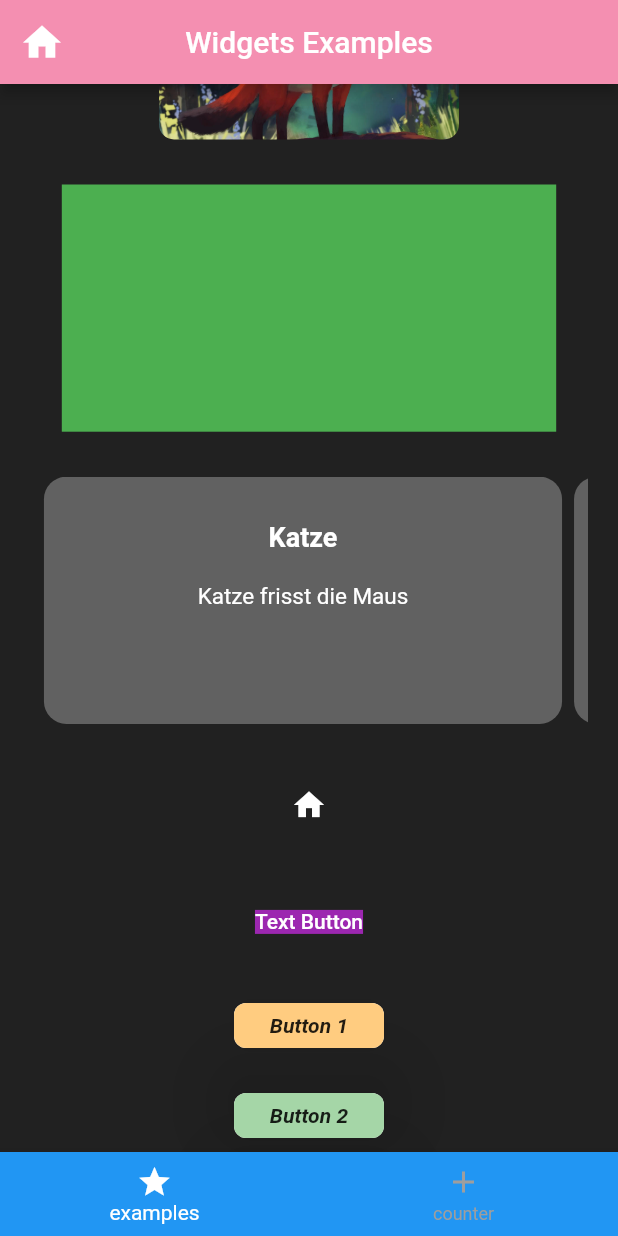
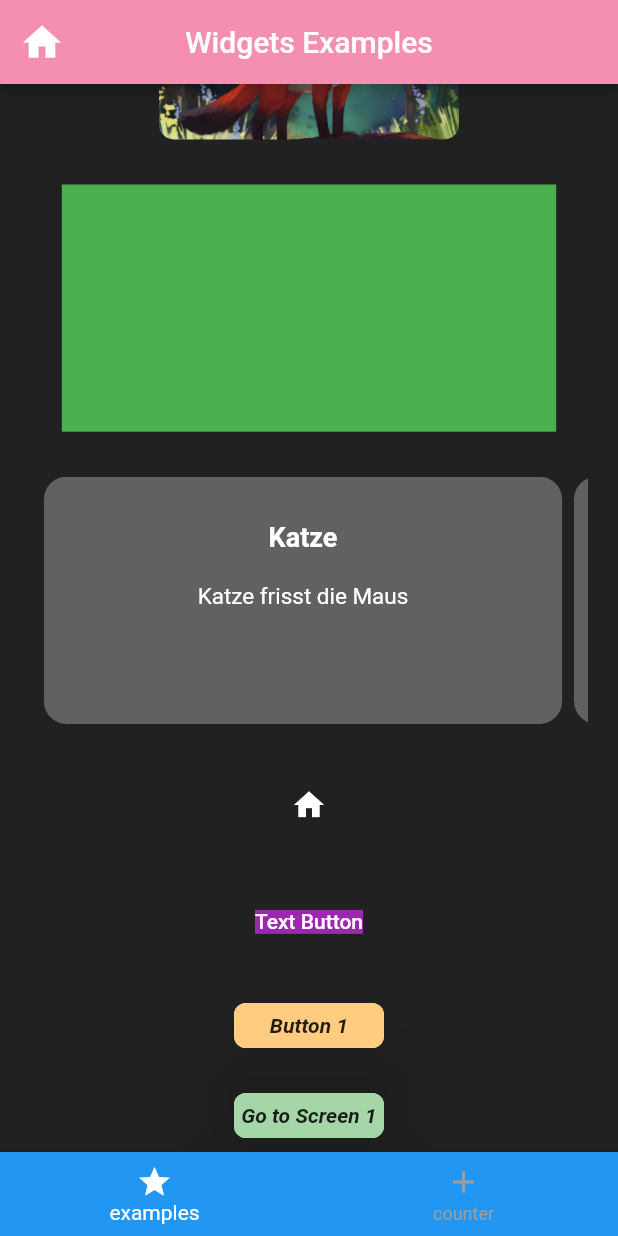
Before and after one commit to Igneele91/Dart-Flutter-Udmi2022, a Flutter app: the screen it shows after launch, scrolled down 653 dp, on a phone screen of 412 x 824 dp. Run offline on Flutter 3.47's test engine with Material 2 defaults, Android fonts, the phone set to English and light mode, and no system bars.

Commit message:
vid 43 counter app an nagation button pop

```diff
--- a/flutter_grundlagen/lib/main.dart
+++ b/flutter_grundlagen/lib/main.dart
@@ -1,5 +1,7 @@
 import 'package:flutter/material.dart';
 import 'package:flutter_grundlagen/presentation/counter_app/widgets/counter_app_page.dart';
+import 'package:flutter_grundlagen/presentation/navigation_example_screens/screen1.dart';
+import 'package:flutter_grundlagen/presentation/navigation_example_screens/screen2.dart';
 import 'package:flutter_grundlagen/presentation/widgets_examples/widgets_examples_page.dart';
 import 'package:flutter_grundlagen/root.dart';
 
@@ -12,8 +14,14 @@ class MyApp extends StatelessWidget {
 
   @override
   Widget build(BuildContext context) {
-    return const MaterialApp(
+    return  MaterialApp(
         debugShowCheckedModeBanner: false,
+        routes: <String, WidgetBuilder> {
+          "/root" : (BuildContext countext) => RootWidget(),
+          "/screen1" : (BuildContext countext) => Screen1(),
+          "/screen2" : (BuildContext countext) => Screen2(),
+
+        },
         home: RootWidget()
     );
   }
--- a/flutter_grundlagen/lib/presentation/counter_app/widgets/counter_app_page.dart
+++ b/flutter_grundlagen/lib/presentation/counter_app/widgets/counter_app_page.dart
@@ -61,11 +61,13 @@ class _CounterAppPageState extends State<CounterAppPage> {
           mainAxisAlignment: MainAxisAlignment.spaceBetween,
           children: [
             FloatingActionButton(
+              heroTag: "btn1",
               onPressed: () => _decrementCounter(),
               backgroundColor: Colors.red,
               child: const Icon(Icons.remove),
             ),
             FloatingActionButton(
+              heroTag: "btn2",
               onPressed: () => _incrementCounter(),
               backgroundColor: Colors.blue,
               child: const Icon(Icons.add),
--- a/flutter_grundlagen/lib/presentation/widgets_examples/widgets_examples_page.dart
+++ b/flutter_grundlagen/lib/presentation/widgets_examples/widgets_examples_page.dart
@@ -93,9 +93,10 @@ class WidgetsExamplesPage extends StatelessWidget {
               CustomButton( // wenn er die farbe nicht findet ! wegen null verwende
                 buttonColor: Colors.green[200]!,
                 onPressed: () {
+                  Navigator.of(context).pushNamed("/screen1");
                   print("Custom Button Pressed 2! ");
                 },
-                text: 'Button 2',
+                text: 'Go to Screen 1',
               )
             ],
           ),
```
Also changed, not shown: flutter_grundlagen/lib/presentation/navigation_example_screens/screen1.dart (added, +22 -0 lines), flutter_grundlagen/lib/presentation/navigation_example_screens/screen2.dart (added, +22 -0 lines).
